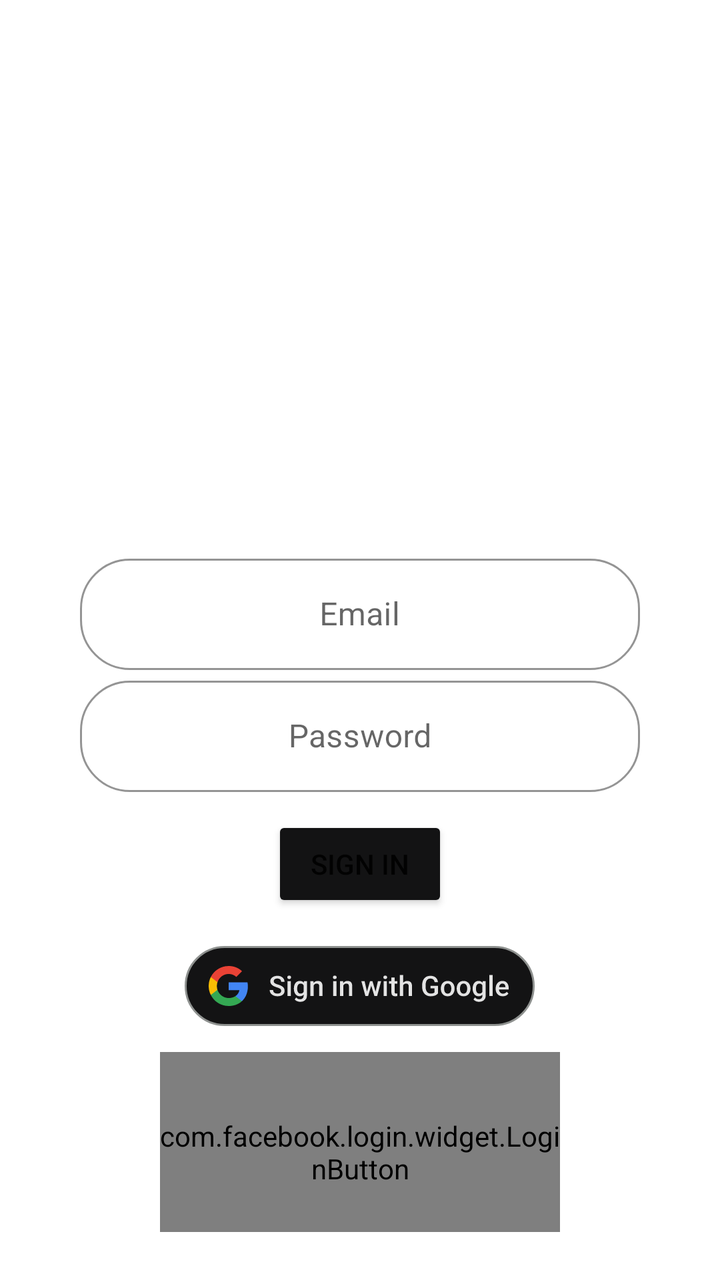
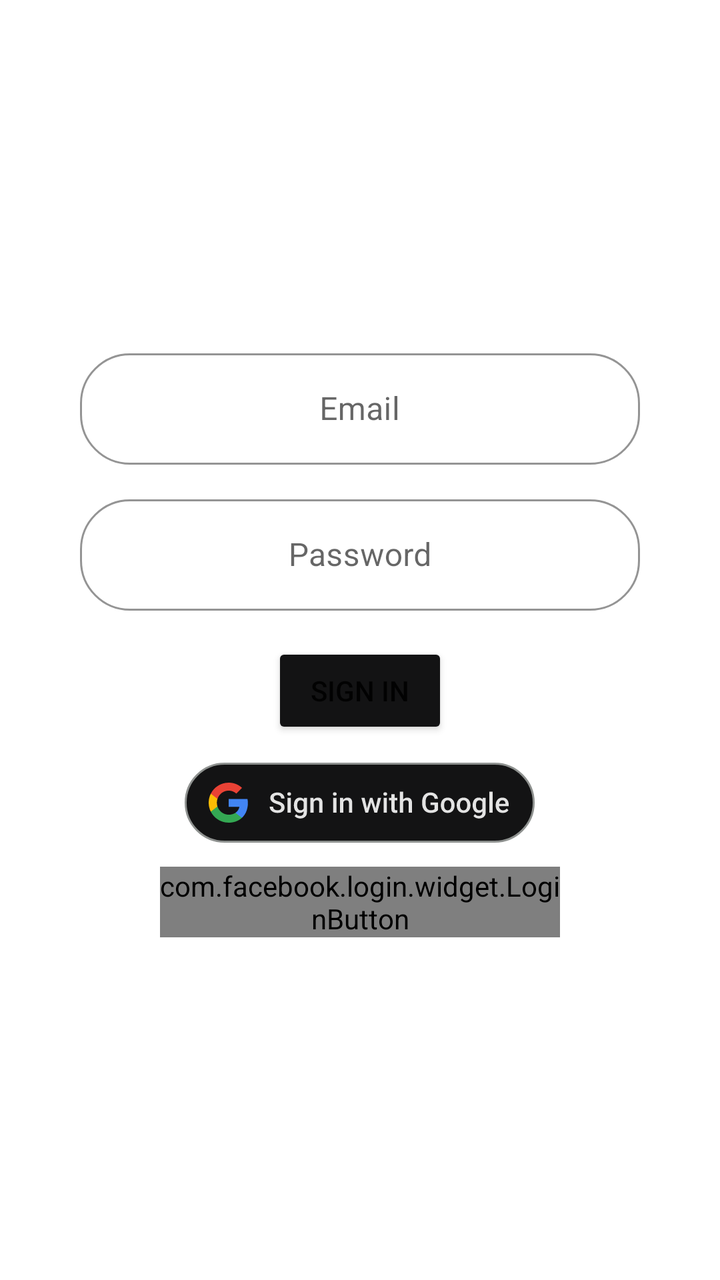

An Android layout rendered at two revisions. The XML below is the earlier revision; the diff shows what the commit changed to produce the second picture.
<!-- AndroidManifest.xml: application theme Theme.KeepPace -->
<!-- res/layout/fragment_login.xml -->
<?xml version="1.0" encoding="utf-8"?>
<LinearLayout xmlns:android="http://schemas.android.com/apk/res/android"
    xmlns:tools="http://schemas.android.com/tools"
    xmlns:app="http://schemas.android.com/apk/res-auto"
    android:orientation="vertical"
    android:padding="24dp"
    android:gravity="center_horizontal"
    android:layout_width="match_parent"
    android:layout_height="match_parent"
    tools:context="com.comp380.keeppace.LoginFragment"
    tools:ignore="ExtraText">

    
    <com.google.android.material.textfield.TextInputLayout
        android:layout_width="280dp"
        android:layout_height="wrap_content"
        android:layout_marginTop="250dp"
        style="@style/Widget.MaterialComponents.TextInputLayout.OutlinedBox"
        app:boxBackgroundMode="outline"
        app:boxStrokeColor="@color/keep_pace_teal"
        app:boxCornerRadiusTopStart="25dp"
        app:boxCornerRadiusTopEnd="25dp"
        app:boxCornerRadiusBottomStart="25dp"
        app:boxCornerRadiusBottomEnd="25dp">

        <com.google.android.material.textfield.TextInputEditText
            android:id="@+id/fieldEmail"
            android:layout_width="match_parent"
            android:layout_height="wrap_content"
            android:hint="Email"
            android:gravity="center"
            android:inputType="textEmailAddress"/>
    </com.google.android.material.textfield.TextInputLayout>

    
    <com.google.android.material.textfield.TextInputLayout
        android:layout_width="280dp"
        android:layout_height="wrap_content"
        style="@style/Widget.MaterialComponents.TextInputLayout.OutlinedBox"
        app:boxBackgroundMode="outline"
        app:boxStrokeColor="@color/keep_pace_teal"
        app:boxCornerRadiusTopStart="25dp"
        app:boxCornerRadiusTopEnd="25dp"
        app:boxCornerRadiusBottomStart="25dp"
        app:boxCornerRadiusBottomEnd="25dp">

        <com.google.android.material.textfield.TextInputEditText
            android:id="@+id/fieldPassword"
            android:layout_width="match_parent"
            android:layout_height="wrap_content"
            android:hint="Password"
            android:gravity="center"
            android:inputType="textPassword"/>
    </com.google.android.material.textfield.TextInputLayout>

    

    
  

    
    <Button
        android:id="@+id/emailSignInButton"
        android:layout_width="wrap_content"
        android:layout_height="wrap_content"
        android:layout_marginTop="12dp"
        android:text="Sign In"
        app:backgroundTint="#131314"/>


    <ImageView
        android:id="@+id/googleLogo"
        android:layout_width="wrap_content"
        android:layout_height="wrap_content"
        android:layout_gravity="center"
        android:layout_marginTop="5dp"
        android:clickable="true"
        android:contentDescription="TODO"
        android:focusable="true"
        android:foreground="?attr/selectableItemBackgroundBorderless"
        android:padding="12dp"
        android:src="@drawable/android_dark_rd_si"
        tools:ignore="ContentDescription,HardcodedText" />


    

    
    <com.facebook.login.widget.LoginButton
        android:id="@+id/fbLoginButton"
        android:layout_width="200dp"
        android:layout_height="100dp"
        android:layout_gravity="center"
        android:layout_marginTop="1dp"
        android:text="Continue with Facebook" />

    <Button
        android:id="@+id/backButton"
        android:layout_width="wrap_content"
        android:layout_height="wrap_content"
        android:layout_marginTop="350dp"
        android:text="Back"
        app:backgroundTint="#131314"/>




</LinearLayout>
<!-- resources referenced by this layout -->
<resources>
  <color name="keep_pace_teal">#009688</color>
  <!-- drawable android_dark_rd_si: vector/xml drawable (drawable, 15094 chars, omitted) -->
  <style name="Theme.KeepPace" parent="Theme.MaterialComponents.DayNight.NoActionBar">
          
          <item name="colorPrimary">@color/keep_pace_teal</item>
          <item name="colorPrimaryVariant">@color/black</item>
          <item name="android:statusBarColor">@color/keep_pace_teal</item>
          <item name="android:windowLightStatusBar">true</item>
      </style>
  <color name="black">#FF000000</color>
</resources>

<!-- the commit's change to res/layout/fragment_login.xml (unified diff, before → after) -->
@@ -1,108 +1,100 @@
 <?xml version="1.0" encoding="utf-8"?>
-<LinearLayout xmlns:android="http://schemas.android.com/apk/res/android"
+<androidx.constraintlayout.widget.ConstraintLayout xmlns:android="http://schemas.android.com/apk/res/android"
     xmlns:tools="http://schemas.android.com/tools"
     xmlns:app="http://schemas.android.com/apk/res-auto"
-    android:orientation="vertical"
-    android:padding="24dp"
-    android:gravity="center_horizontal"
     android:layout_width="match_parent"
     android:layout_height="match_parent"
-    tools:context="com.comp380.keeppace.LoginFragment"
-    tools:ignore="ExtraText">
+    android:padding="24dp"
+    android:fitsSystemWindows="true"
+    tools:context="com.comp380.keeppace.LoginFragment">
 
     
-    <com.google.android.material.textfield.TextInputLayout
-        android:layout_width="280dp"
-        android:layout_height="wrap_content"
-        android:layout_marginTop="250dp"
-        style="@style/Widget.MaterialComponents.TextInputLayout.OutlinedBox"
-        app:boxBackgroundMode="outline"
-        app:boxStrokeColor="@color/keep_pace_teal"
-        app:boxCornerRadiusTopStart="25dp"
-        app:boxCornerRadiusTopEnd="25dp"
-        app:boxCornerRadiusBottomStart="25dp"
-        app:boxCornerRadiusBottomEnd="25dp">
-
-        <com.google.android.material.textfield.TextInputEditText
-            android:id="@+id/fieldEmail"
-            android:layout_width="match_parent"
-            android:layout_height="wrap_content"
-            android:hint="Email"
-            android:gravity="center"
-            android:inputType="textEmailAddress"/>
-    </com.google.android.material.textfield.TextInputLayout>
-
-    
-    <com.google.android.material.textfield.TextInputLayout
-        android:layout_width="280dp"
-        android:layout_height="wrap_content"
-        style="@style/Widget.MaterialComponents.TextInputLayout.OutlinedBox"
-        app:boxBackgroundMode="outline"
-        app:boxStrokeColor="@color/keep_pace_teal"
-        app:boxCornerRadiusTopStart="25dp"
-        app:boxCornerRadiusTopEnd="25dp"
-        app:boxCornerRadiusBottomStart="25dp"
-        app:boxCornerRadiusBottomEnd="25dp">
-
-        <com.google.android.material.textfield.TextInputEditText
-            android:id="@+id/fieldPassword"
-            android:layout_width="match_parent"
-            android:layout_height="wrap_content"
-            android:hint="Password"
-            android:gravity="center"
-            android:inputType="textPassword"/>
-    </com.google.android.material.textfield.TextInputLayout>
-
-    
-
-    
-  
-
-    
-    <Button
-        android:id="@+id/emailSignInButton"
+    <LinearLayout
+        android:id="@+id/centerContainer"
         android:layout_width="wrap_content"
         android:layout_height="wrap_content"
-        android:layout_marginTop="12dp"
-        android:text="Sign In"
-        app:backgroundTint="#131314"/>
+        android:orientation="vertical"
+        android:gravity="center"
+        app:layout_constraintTop_toTopOf="parent"
+        app:layout_constraintBottom_toBottomOf="parent"
+        app:layout_constraintStart_toStartOf="parent"
+        app:layout_constraintEnd_toEndOf="parent">
 
+        
+        <com.google.android.material.textfield.TextInputLayout
+            android:layout_width="280dp"
+            android:layout_height="wrap_content"
+            style="@style/Widget.MaterialComponents.TextInputLayout.OutlinedBox"
+            app:boxBackgroundMode="outline"
+            app:boxStrokeColor="@color/keep_pace_teal"
+            app:boxCornerRadiusTopStart="25dp"
+            app:boxCornerRadiusTopEnd="25dp"
+            app:boxCornerRadiusBottomStart="25dp"
+            app:boxCornerRadiusBottomEnd="25dp">
 
-    <ImageView
-        android:id="@+id/googleLogo"
-        android:layout_width="wrap_content"
-        android:layout_height="wrap_content"
-        android:layout_gravity="center"
-        android:layout_marginTop="5dp"
-        android:clickable="true"
-        android:contentDescription="TODO"
-        android:focusable="true"
-        android:foreground="?attr/selectableItemBackgroundBorderless"
-        android:padding="12dp"
-        android:src="@drawable/android_dark_rd_si"
-        tools:ignore="ContentDescription,HardcodedText" />
+            <com.google.android.material.textfield.TextInputEditText
+                android:id="@+id/fieldEmail"
+                android:layout_width="match_parent"
+                android:layout_height="wrap_content"
+                android:hint="Email"
+                android:gravity="center"
+                android:inputType="textEmailAddress"/>
+        </com.google.android.material.textfield.TextInputLayout>
 
+        
+        <Space
+            android:layout_width="0dp"
+            android:layout_height="12dp" />
 
-    
+        
+        <com.google.android.material.textfield.TextInputLayout
+            android:layout_width="280dp"
+            android:layout_height="wrap_content"
+            style="@style/Widget.MaterialComponents.TextInputLayout.OutlinedBox"
+            app:boxBackgroundMode="outline"
+            app:boxStrokeColor="@color/keep_pace_teal"
+            app:boxCornerRadiusTopStart="25dp"
+            app:boxCornerRadiusTopEnd="25dp"
+            app:boxCornerRadiusBottomStart="25dp"
+            app:boxCornerRadiusBottomEnd="25dp">
 
-    
-    <com.facebook.login.widget.LoginButton
-        android:id="@+id/fbLoginButton"
-        android:layout_width="200dp"
-        android:layout_height="100dp"
-        android:layout_gravity="center"
-        android:layout_marginTop="1dp"
-        android:text="Continue with Facebook" />
+            <com.google.android.material.textfield.TextInputEditText
+                android:id="@+id/fieldPassword"
+                android:layout_width="match_parent"
+                android:layout_height="wrap_content"
+                android:hint="Password"
+                android:gravity="center"
+                android:inputType="textPassword"/>
+        </com.google.android.material.textfield.TextInputLayout>
 
-    <Button
-        android:id="@+id/backButton"
-        android:layout_width="wrap_content"
-        android:layout_height="wrap_content"
-        android:layout_marginTop="350dp"
-        android:text="Back"
-        app:backgroundTint="#131314"/>
+        
+        <Button
+            android:id="@+id/emailSignInButton"
+            android:layout_width="wrap_content"
+            android:layout_height="wrap_content"
+            android:layout_marginTop="16dp"
+            android:text="Sign In"
+            app:backgroundTint="#131314"/>
 
+        
+        <ImageView
+            android:id="@+id/googleLogo"
+            android:layout_width="wrap_content"
+            android:layout_height="wrap_content"
+            android:padding="12dp"
+            android:layout_marginTop="0dp"
+            android:foreground="?attr/selectableItemBackgroundBorderless"
+            android:src="@drawable/android_dark_rd_si"
+            android:clickable="true"
+            android:focusable="true" />
 
+        
+        <com.facebook.login.widget.LoginButton
+            android:id="@+id/fbLoginButton"
+            android:layout_width="200dp"
+            android:layout_height="wrap_content"
+            android:layout_marginTop="0dp"
+            android:text="Continue with Facebook" />
+    </LinearLayout>
 
-
-</LinearLayout>
+</androidx.constraintlayout.widget.ConstraintLayout>
